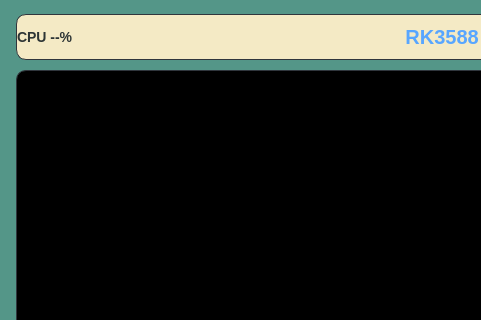
First picture: the form in Software/APP/SentinelQT/widget.ui, repository Davin-Liang/RK3588-Omni-Sentinel, before the edit; both pictures show x 0 to 481 and y 0 to 320 of the 1024 by 600 pixel window.
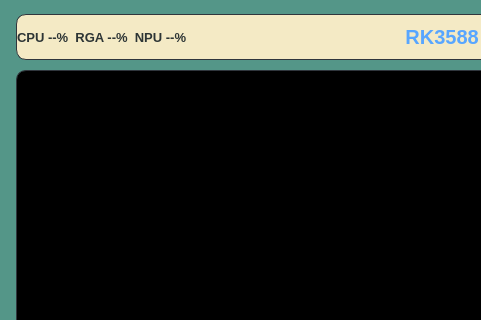
Second picture: the form after the edit.

Commit message: feat(SentinelQT): add RGA and NPU utilization to title bar

Diff of the .ui file:
```diff
--- a/Software/APP/SentinelQT/widget.ui
+++ b/Software/APP/SentinelQT/widget.ui
@@ -32,10 +32,10 @@
       <property name="rightMargin"><number>0</number></property>
       <property name="bottomMargin"><number>0</number></property>
       <item>
-       <widget class="QLabel" name="cpuLabel">
-        <property name="text"><string>CPU --%</string></property>
+       <widget class="QLabel" name="hwLabel">
+        <property name="text"><string>CPU --%  RGA --%  NPU --%</string></property>
         <property name="styleSheet">
-         <string notr="true">font-size: 14px; font-weight: 500; color: #2d3535; background: transparent; border: none;</string>
+         <string notr="true">font-size: 13px; font-weight: 500; color: #2d3535; background: transparent; border: none;</string>
         </property>
        </widget>
       </item>
```
The commit also changes 2 other files.
